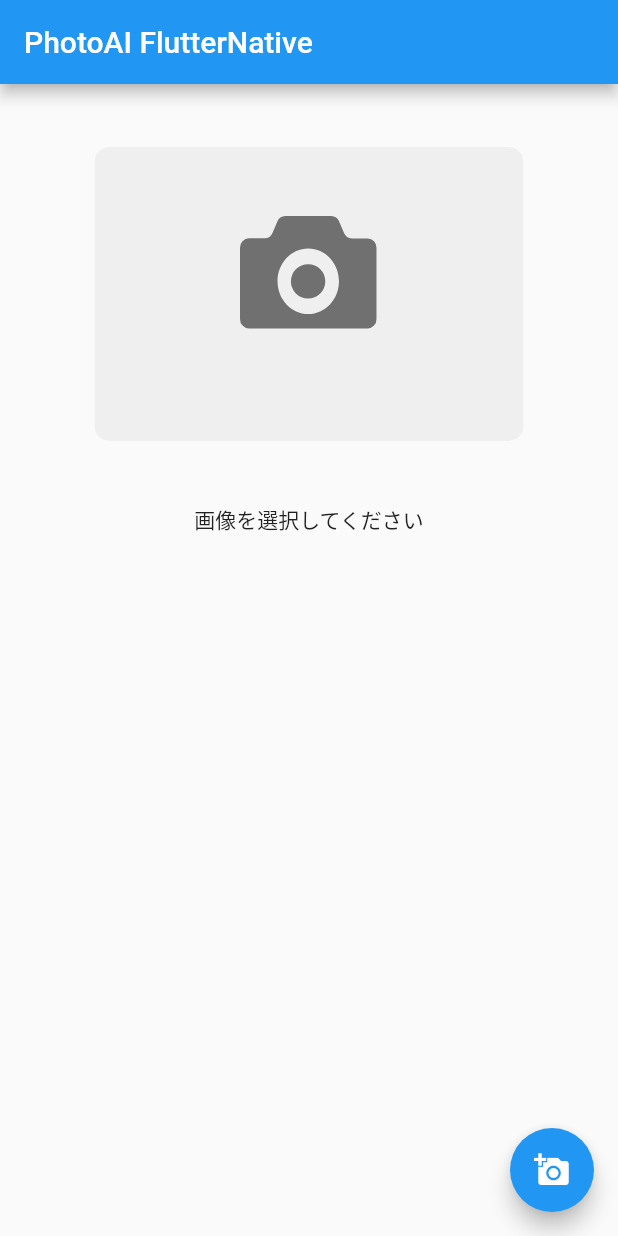
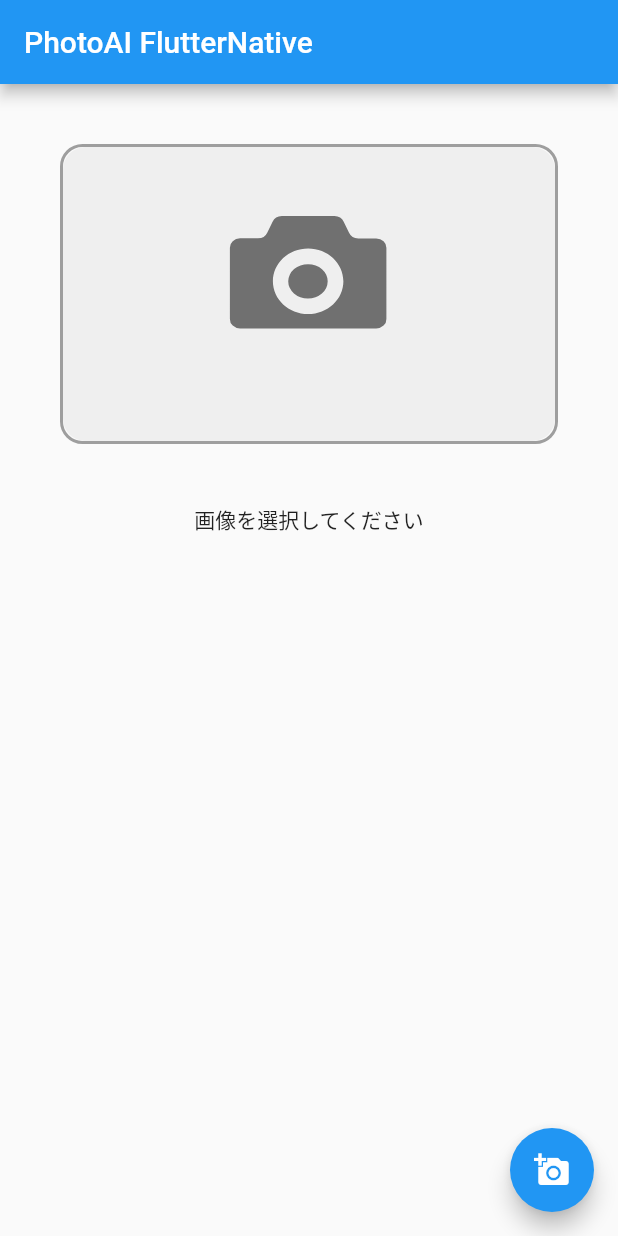
Before and after one commit to hogehogeBrav/PhotoAI_FlutterNative, a Flutter app: the screen it shows after launch, on a phone screen of 412 x 824 dp. Run offline on Flutter 3.47's test engine with Material 2 defaults, Android fonts, the phone set to English and light mode, and no system bars; our stand-ins replace flutter_svg, image_picker.

Commit message:
[update] Imagecontainer add border and radius

```diff
--- a/lib/main.dart
+++ b/lib/main.dart
@@ -88,22 +88,31 @@ class _MyHomePageState extends State<MyHomePage> {
   }
 
   Widget _imageArea(image) {
-    if (image == null) {
     return Container(
       alignment: Alignment(0.0, 0.0),
       height: 200,
       width: 400,
       margin: EdgeInsets.all(40),
-        child: SvgPicture.asset('assets/img/select-photo.svg'),
+      decoration: BoxDecoration(
+          borderRadius: BorderRadius.circular(15),
+          border: Border.all(width: 2, color: Colors.grey)),
+      child: ClipRRect(
+        borderRadius: BorderRadius.circular(15),
+        child: image == null
+            ? SvgPicture.asset(
+                'assets/img/select-photo.svg',
+                fit: BoxFit.fill,
+                // height: 200,
+                width: 400,
+              )
+            : Image.file(
+                image,
+                fit: BoxFit.fill,
+                // height: 200,
+                width: 400,
+              ),
+      ),
     );
-    } else {
-      return Container(
-          alignment: Alignment(0.0, 0.0),
-          height: 200,
-          width: 400,
-          margin: EdgeInsets.all(40),
-          child: Image.file(image!));
-    }
   }
 
   Widget _textArea(image, result) {
```
Lines whose indentation alone changed are shown as unchanged.
